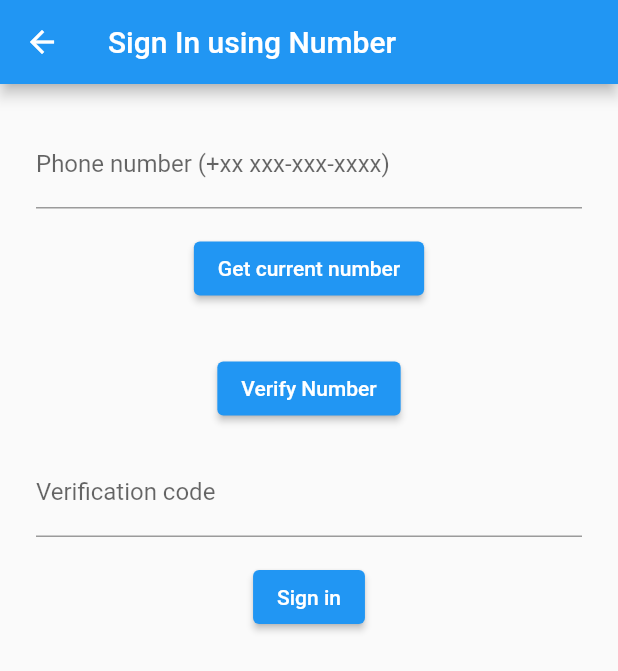
After one commit to AryanKhubchandani/FirebaseLogin, a Flutter app: the SignInNo screen opened directly, on a phone screen of 412 x 824 dp. The commit adds this screen. Shown: the top 671 px of the screen. Run offline on Flutter 3.47's test engine with Material 2 defaults, Android fonts, the light colour scheme and no system bars; our stand-ins replace firebase_auth, firebase_core, google_sign_in, sms_autofill; accounts and stored records are empty.

Commit message:
add phone verification

```diff
--- /dev/null
+++ b/lib/screens/authentication/sign_in_using_no.dart
@@ -0,0 +1,138 @@
+import 'package:firebase_auth/firebase_auth.dart';
+import 'package:flutter/material.dart';
+import 'package:sms_autofill/sms_autofill.dart';
+
+class SignInNo extends StatefulWidget {
+
+
+  @override
+  _SignInNoState createState() => _SignInNoState();
+}
+
+class _SignInNoState extends State<SignInNo> {
+  final FirebaseAuth _auth = FirebaseAuth.instance;
+
+  final _scaffoldKey = GlobalKey<ScaffoldState>();
+
+  final TextEditingController _phoneNumberController = TextEditingController();
+  final TextEditingController _smsController = TextEditingController();
+  String _verificationId;
+
+  final SmsAutoFill _autoFill = SmsAutoFill();
+
+  void showSnackbar(String message) {
+    _scaffoldKey.currentState.showSnackBar(SnackBar(content: Text(message)));
+  }
+
+  void verifyPhoneNumber() async {
+    PhoneVerificationCompleted verificationCompleted =
+        (PhoneAuthCredential phoneAuthCredential) async {
+      await _auth.signInWithCredential(phoneAuthCredential);
+      showSnackbar(
+          "Phone number automatically verified and user signed in: ${_auth.currentUser.uid}");
+    };
+
+    PhoneVerificationFailed verificationFailed =
+        (FirebaseAuthException authException) {
+      showSnackbar(
+          'Phone number verification failed. Code: ${authException.code}. Message: ${authException.message}');
+    };
+
+    PhoneCodeSent codeSent =
+        (String verificationId, [int forceResendingToken]) async {
+      showSnackbar('Please check your phone for the verification code.');
+      _verificationId = verificationId;
+    };
+
+    PhoneCodeAutoRetrievalTimeout codeAutoRetrievalTimeout =
+        (String verificationId) {
+      showSnackbar("verification code: " + verificationId);
+      _verificationId = verificationId;
+    };
+
+    try {
+      await _auth.verifyPhoneNumber(
+          phoneNumber: _phoneNumberController.text,
+          timeout: const Duration(seconds: 5),
+          verificationCompleted: verificationCompleted,
+          verificationFailed: verificationFailed,
+          codeSent: codeSent,
+          codeAutoRetrievalTimeout: codeAutoRetrievalTimeout);
+    } catch (e) {
+      showSnackbar("Failed to Verify Phone Number: ${e}");
+    }
+  }
+
+  void signInWithPhoneNumber() async {
+    try {
+      final AuthCredential credential = PhoneAuthProvider.credential(
+        verificationId: _verificationId,
+        smsCode: _smsController.text,
+      );
+
+      final User user = (await _auth.signInWithCredential(credential)).user;
+
+      showSnackbar("Successfully signed in UID: ${user.uid}");
+    } catch (e) {
+      showSnackbar("Failed to sign in: " + e.toString());
+    }
+  }
+
+  @override
+  Widget build(BuildContext context) {
+    return Scaffold(
+        appBar: AppBar(
+          title: Text("Sign In using Number"),
+        ),
+        key: _scaffoldKey,
+        resizeToAvoidBottomInset: false,
+        body: Padding(
+          padding: const EdgeInsets.all(8),
+          child: Padding(
+              padding: EdgeInsets.all(16),
+              child: Column(
+                crossAxisAlignment: CrossAxisAlignment.start,
+                children: <Widget>[
+                  TextFormField(
+                    controller: _phoneNumberController,
+                    decoration: const InputDecoration(
+                        labelText: 'Phone number (+xx xxx-xxx-xxxx)'),
+                  ),
+                  Container(
+                    padding: const EdgeInsets.symmetric(vertical: 16.0),
+                    alignment: Alignment.center,
+                    child: ElevatedButton(
+                      child: Text("Get current number"),
+                      onPressed: () async =>
+                          {_phoneNumberController.text = await _autoFill.hint},
+                    ),
+                  ),
+                  Container(
+                    padding: const EdgeInsets.symmetric(vertical: 16.0),
+                    alignment: Alignment.center,
+                    child: ElevatedButton(
+                      child: Text("Verify Number"),
+                      onPressed: () async {
+                        verifyPhoneNumber();
+                      },
+                    ),
+                  ),
+                  TextFormField(
+                    controller: _smsController,
+                    decoration:
+                        const InputDecoration(labelText: 'Verification code'),
+                  ),
+                  Container(
+                    padding: const EdgeInsets.only(top: 16.0),
+                    alignment: Alignment.center,
+                    child: ElevatedButton(
+                        onPressed: () async {
+                          signInWithPhoneNumber();
+                        },
+                        child: Text("Sign in")),
+                  ),
+                ],
+              )),
+        ));
+  }
+}
--- a/lib/services/auth.dart
+++ b/lib/services/auth.dart
@@ -61,8 +61,6 @@ class AuthService {
     }
   }
 
-  // sign in using OTP
-
   // register using email and password
   Future registerEnP(String email, String password) async {
     try {
@@ -76,10 +74,6 @@ class AuthService {
     }
   }
 
-  // register using google
-
-  // register using OTP
-
   // sign out
   Future signOut() async {
     try {
--- a/pubspec.yaml
+++ b/pubspec.yaml
@@ -35,6 +35,7 @@ dependencies:
   google_sign_in: ^5.0.4
   url_launcher: ^6.0.4
   uni_links: ^0.5.1
+  sms_autofill: ^2.0.0
 
 dev_dependencies:
   flutter_test:
```
Also changed, not shown: lib/screens/authentication/sign_in.dart (+16 -6 lines), pubspec.lock.
